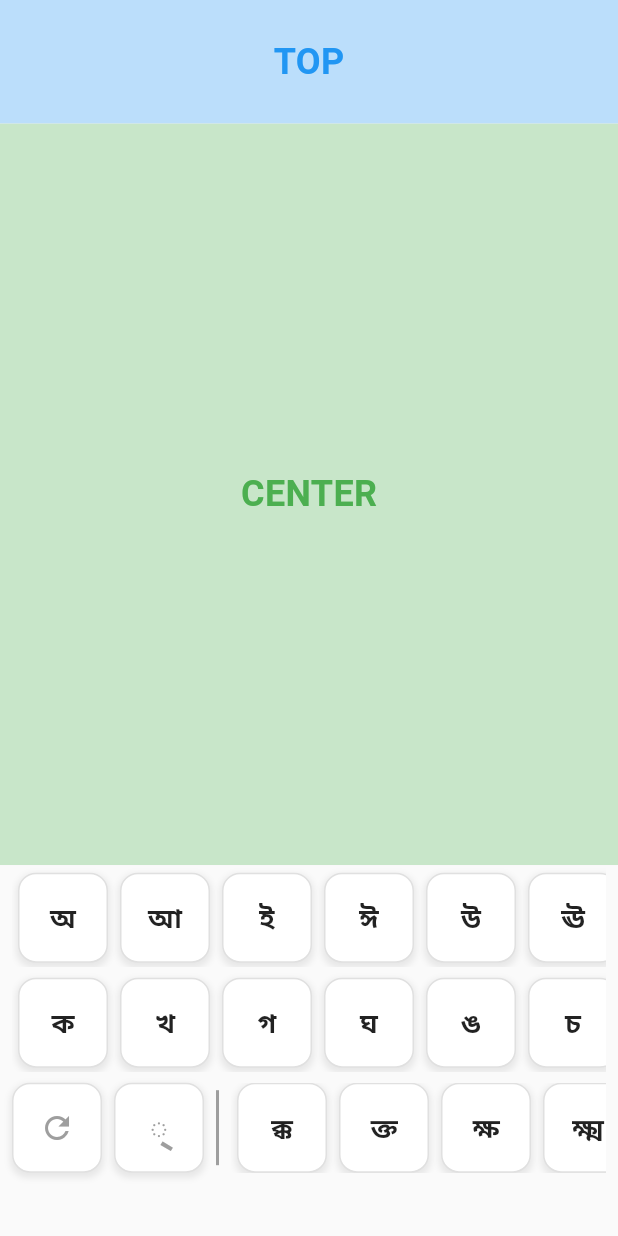
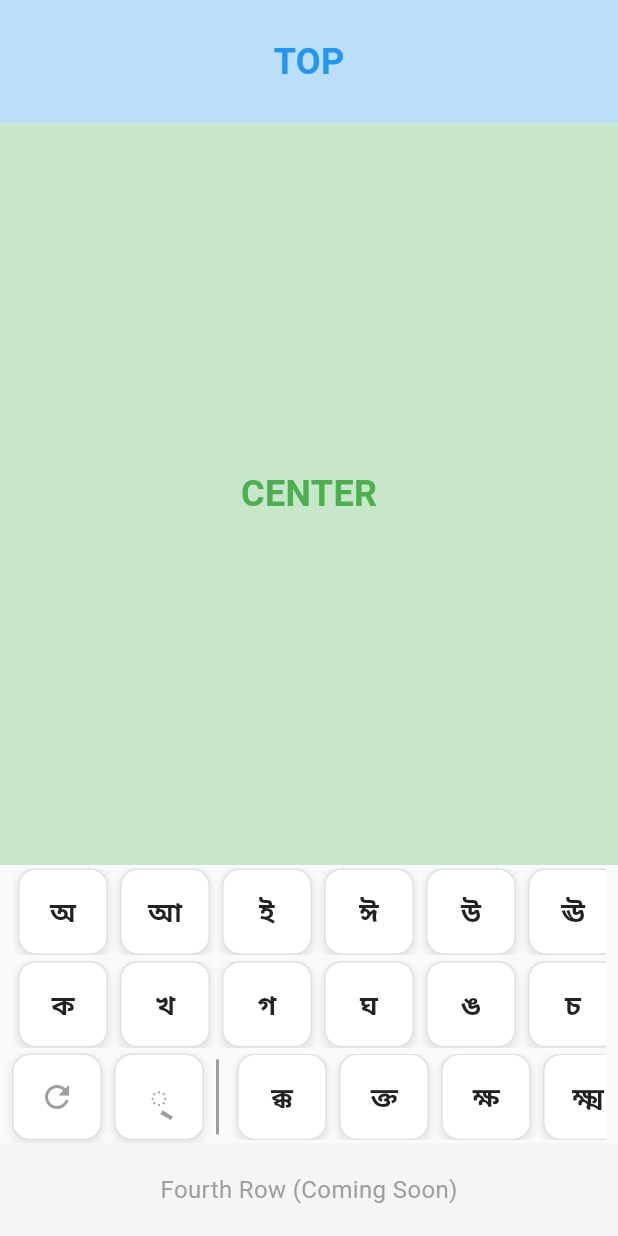
Before and after one commit to kumarlalapet/wordslagna, a Flutter app: the screen it shows after launch, on a phone screen of 412 x 824 dp. Run offline on Flutter 3.47's test engine with Material 3 defaults, Android fonts, the phone set to English and light mode, and no system bars.

Commit message:
added 4th row in the bengali keyboard

```diff
--- a/lib/game_page/bengali/bengali_keyboard.dart
+++ b/lib/game_page/bengali/bengali_keyboard.dart
@@ -165,8 +165,9 @@ class _BengaliKeyboardState extends State<BengaliKeyboard> {
     return Column(
       children: [
         // First row - Vowels or Consonant + Vowels
-        Container(
-          height: 70,
+        Expanded(
+          flex: 1,
+          child: Container(
             padding: const EdgeInsets.symmetric(horizontal: 8.0, vertical: 2.0),
             child: SingleChildScrollView(
               scrollDirection: Axis.horizontal,
@@ -178,7 +179,8 @@ class _BengaliKeyboardState extends State<BengaliKeyboard> {
                       vowel: item,
                       onTap: () {
                         setState(() {
-                        selectedConsonant = null; // Reset to show basic vowels
+                          selectedConsonant =
+                              null; // Reset to show basic vowels
                           selectedConjunct = null;
                           filteringConsonant = null; // Clear filtering
                         });
@@ -190,10 +192,12 @@ class _BengaliKeyboardState extends State<BengaliKeyboard> {
               ),
             ),
           ),
+        ),
 
         // Second row - Consonants
-        Container(
-          height: 70,
+        Expanded(
+          flex: 1,
+          child: Container(
             padding: const EdgeInsets.symmetric(horizontal: 8.0, vertical: 2.0),
             child: SingleChildScrollView(
               scrollDirection: Axis.horizontal,
@@ -225,10 +229,12 @@ class _BengaliKeyboardState extends State<BengaliKeyboard> {
               ),
             ),
           ),
+        ),
 
         // Third row - Clear, Hasanta, and Common Conjuncts
-        Container(
-          height: 70,
+        Expanded(
+          flex: 1,
+          child: Container(
             padding: const EdgeInsets.symmetric(horizontal: 8.0, vertical: 2.0),
             child: Row(
               children: [
@@ -262,7 +268,11 @@ class _BengaliKeyboardState extends State<BengaliKeyboard> {
                         print('Clear button pressed');
                       },
                       child: const Center(
-                      child: Icon(Icons.refresh, color: Colors.grey, size: 24),
+                        child: Icon(
+                          Icons.refresh,
+                          color: Colors.grey,
+                          size: 24,
+                        ),
                       ),
                     ),
                   ),
@@ -346,6 +356,21 @@ class _BengaliKeyboardState extends State<BengaliKeyboard> {
               ],
             ),
           ),
+        ),
+
+        // Fourth row - Blank for now
+        Expanded(
+          flex: 1,
+          child: Container(
+            color: Colors.grey[100],
+            child: const Center(
+              child: Text(
+                'Fourth Row (Coming Soon)',
+                style: TextStyle(fontSize: 16, color: Colors.grey),
+              ),
+            ),
+          ),
+        ),
       ],
     );
   }
```
Lines whose indentation alone changed are shown as unchanged.
